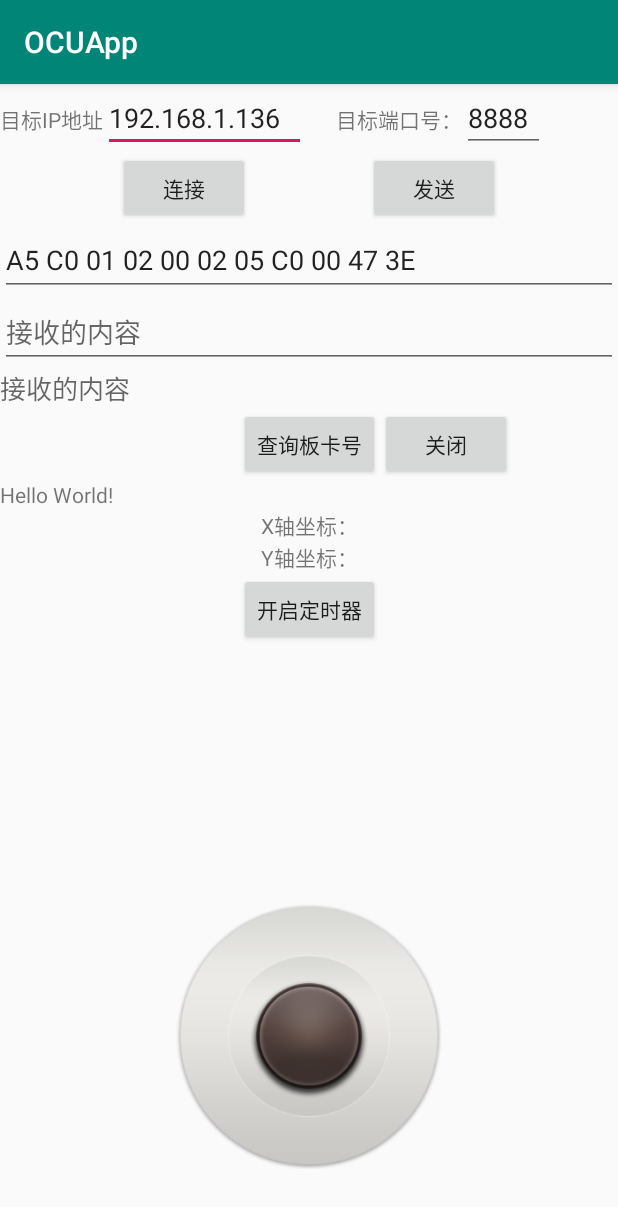
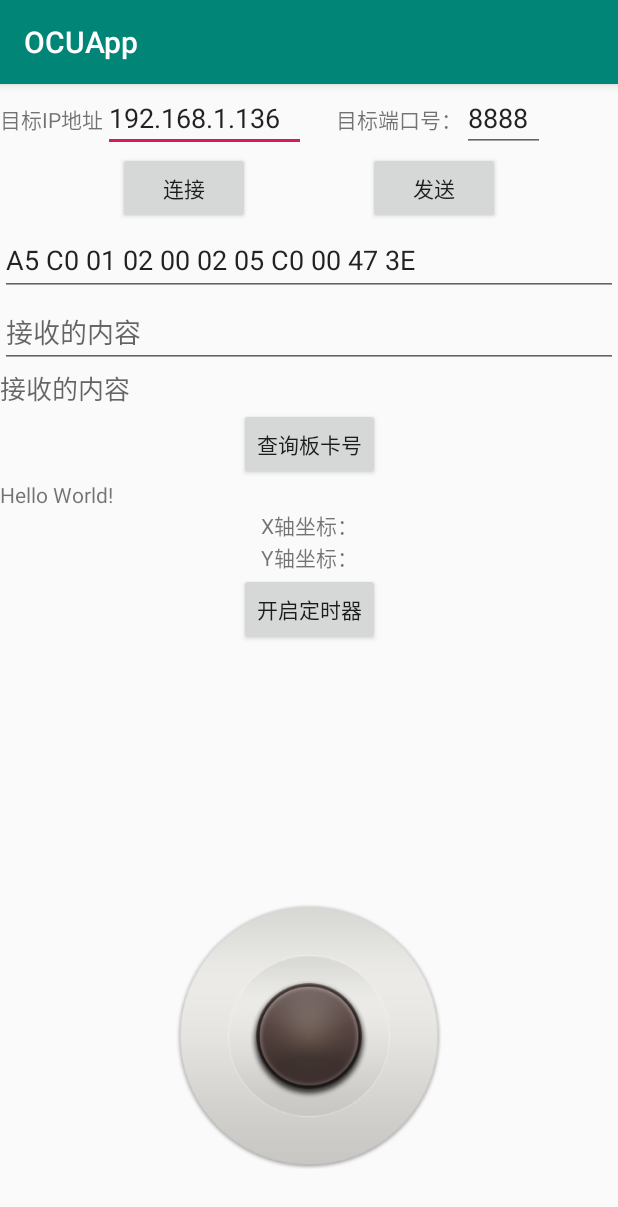
Before and after one commit to beyonne/OCUApp, an Android app: the screen it shows after launch (MainActivity), on a phone screen of 412 x 824 dp. Shown: the top 1207 px of the screen. Run offline under Robolectric (Android 15) with nearby library versions, the phone set to English and light mode, and no system bars.

Commit message:
V1.0.2   20190816 １　定时器能够正常执行定时任务，固定时间更新界面； ２　定时发送TCP数据闪退问题解决，数组越界； ３　数据接收不再追加显示； ４　摇杆上下（即Y轴）表示前进后退，左右（即X轴）表示转弯； ５　去掉无关控件；

```diff
--- a/app/src/main/res/layout/activity_main.xml
+++ b/app/src/main/res/layout/activity_main.xml
@@ -110,24 +110,13 @@
         app:layout_constraintEnd_toEndOf="parent"
         />
 
-    <Button
-        android:id="@+id/CloseBtn"
-        android:layout_width="wrap_content"
-        android:layout_height="wrap_content"
-        android:gravity="center"
-        android:onClick="CloseBtn_clickHander"
-        android:text="关闭"
-        app:layout_constraintLeft_toRightOf="@+id/CheckVerBtn"
-        app:layout_constraintBottom_toBottomOf="@+id/CheckVerBtn"
-        />
-
     <TextView
         android:id="@+id/textview1"
         android:layout_width="wrap_content"
         android:layout_height="wrap_content"
         android:gravity="center"
         android:text="Hello World!"
-        app:layout_constraintTop_toBottomOf="@+id/CloseBtn"
+        app:layout_constraintTop_toBottomOf="@+id/CheckVerBtn"
         app:layout_constraintStart_toStartOf="parent"
         />
 
```
Also changed, not shown: app/src/main/java/com/example/ocuapp/MainActivity.java (+17 -104 lines), 1 other file.
